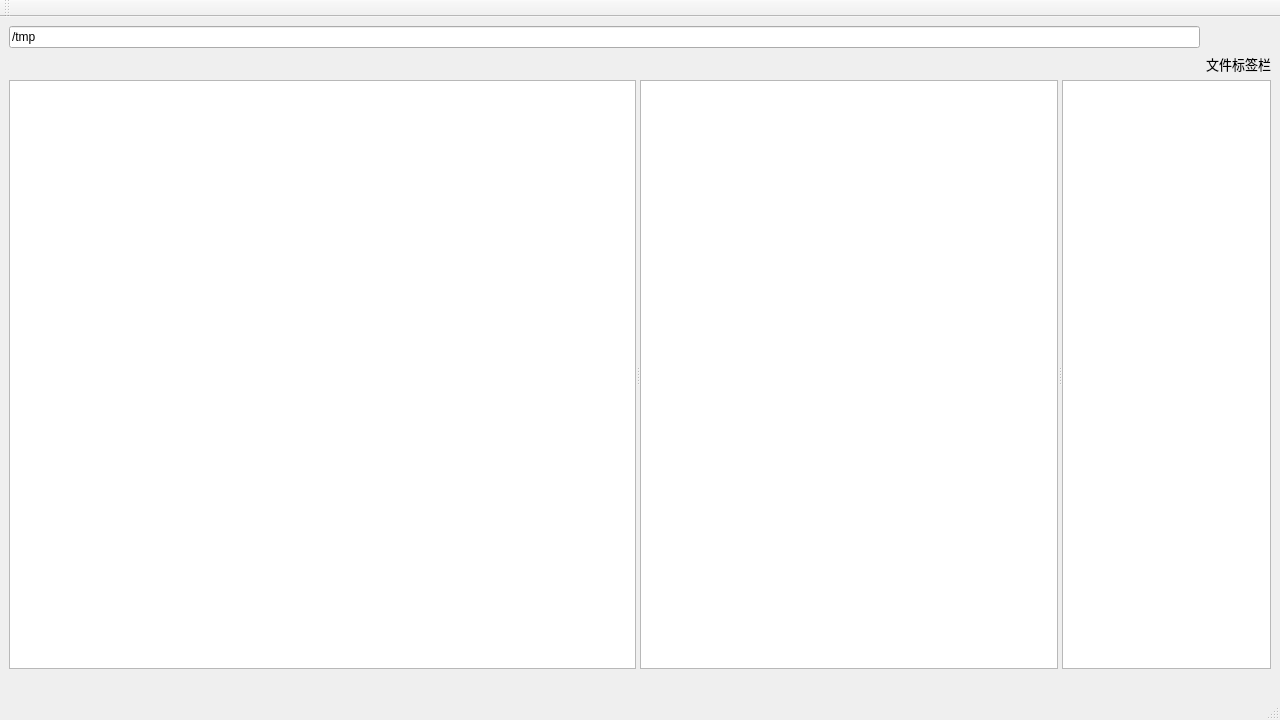
Above: gui/mainwindow/FileM.ui from SUMStudio/FileM before the change. Below: the same form after it.
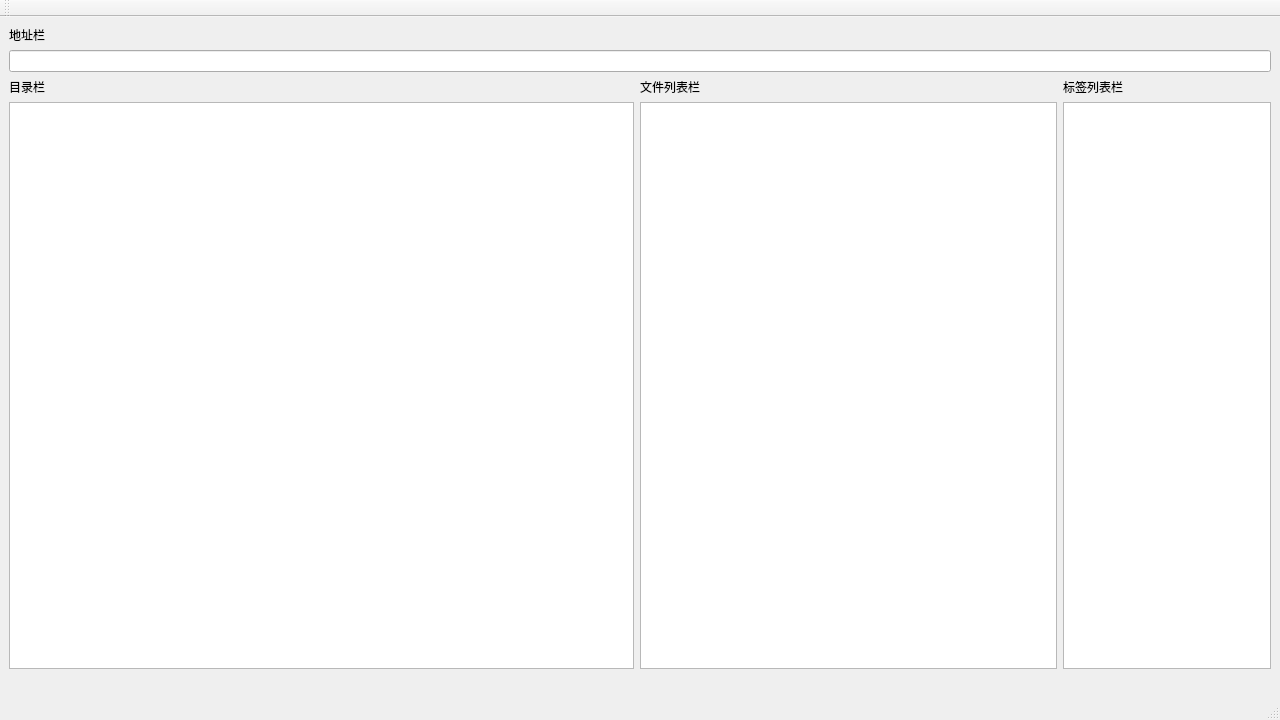
That is the form after the change.

Commit message: 修复历史遗留BUG，新增目录树选中项切换事件，修改界面布局

Patch:
```diff
--- a/gui/mainwindow/FileM.ui
+++ b/gui/mainwindow/FileM.ui
@@ -15,8 +15,19 @@
   </property>
   <widget class="QWidget" name="centralwidget">
    <layout class="QGridLayout" name="gridLayout">
-    <item row="1" column="0">
-     <layout class="QHBoxLayout" name="horizontalLayout"/>
+    <item row="0" column="0">
+     <layout class="QVBoxLayout" name="verticalLayout_2">
+      <item>
+       <widget class="QLabel" name="label">
+        <property name="text">
+         <string>地址栏</string>
+        </property>
+       </widget>
+      </item>
+      <item>
+       <widget class="QLineEdit" name="le_path"/>
+      </item>
+     </layout>
     </item>
     <item row="3" column="0">
      <widget class="QLabel" name="lb_info">
@@ -31,66 +42,24 @@
       </property>
      </widget>
     </item>
-    <item row="1" column="1">
-     <widget class="QLabel" name="lb_sidebar">
+    <item row="2" column="0">
+     <layout class="QHBoxLayout" name="horizontal_main" stretch="6,4,2">
+      <item>
+       <layout class="QVBoxLayout" name="vertical_catalogue">
+        <item>
+         <widget class="QLabel" name="lb_catalogue">
       <property name="sizePolicy">
-       <sizepolicy hsizetype="Fixed" vsizetype="Fixed">
-        <horstretch>0</horstretch>
+           <sizepolicy hsizetype="Preferred" vsizetype="Preferred">
+            <horstretch>6</horstretch>
         <verstretch>0</verstretch>
        </sizepolicy>
       </property>
-      <property name="font">
-       <font>
-        <pointsize>10</pointsize>
-       </font>
-      </property>
-      <property name="frameShadow">
-       <enum>QFrame::Plain</enum>
-      </property>
       <property name="text">
-       <string>文件标签栏</string>
-      </property>
-      <property name="alignment">
-       <set>Qt::AlignBottom|Qt::AlignHCenter</set>
-      </property>
-      <property name="textInteractionFlags">
-       <set>Qt::NoTextInteraction</set>
-      </property>
-     </widget>
-    </item>
-    <item row="0" column="0">
-     <widget class="QLineEdit" name="le_path">
-      <property name="text">
-       <string>/tmp</string>
-      </property>
-     </widget>
-    </item>
-    <item row="2" column="0" colspan="2">
-     <widget class="QSplitter" name="splitter">
-      <property name="sizePolicy">
-       <sizepolicy hsizetype="Expanding" vsizetype="Expanding">
-        <horstretch>12</horstretch>
-        <verstretch>0</verstretch>
-       </sizepolicy>
-      </property>
-      <property name="minimumSize">
-       <size>
-        <width>150</width>
-        <height>150</height>
-       </size>
-      </property>
-      <property name="maximumSize">
-       <size>
-        <width>16777215</width>
-        <height>16777215</height>
-       </size>
-      </property>
-      <property name="orientation">
-       <enum>Qt::Horizontal</enum>
-      </property>
-      <property name="childrenCollapsible">
-       <bool>false</bool>
-      </property>
+           <string>目录栏</string>
+          </property>
+         </widget>
+        </item>
+        <item>
       <widget class="QTreeView" name="tv_catalogue">
        <property name="sizePolicy">
         <sizepolicy hsizetype="Expanding" vsizetype="Expanding">
@@ -101,22 +70,29 @@
        <property name="contextMenuPolicy">
         <enum>Qt::CustomContextMenu</enum>
        </property>
-       <property name="sizeAdjustPolicy">
-        <enum>QAbstractScrollArea::AdjustIgnored</enum>
-       </property>
        <property name="editTriggers">
         <set>QAbstractItemView::NoEditTriggers</set>
        </property>
-       <property name="alternatingRowColors">
-        <bool>true</bool>
-       </property>
-       <attribute name="headerVisible">
-        <bool>true</bool>
-       </attribute>
-       <attribute name="headerHighlightSections">
-        <bool>true</bool>
-       </attribute>
-      </widget>
+         </widget>
+        </item>
+       </layout>
+      </item>
+      <item>
+       <layout class="QVBoxLayout" name="vertical_file">
+        <item>
+         <widget class="QLabel" name="lb_file">
+          <property name="sizePolicy">
+           <sizepolicy hsizetype="Preferred" vsizetype="Preferred">
+            <horstretch>4</horstretch>
+            <verstretch>0</verstretch>
+           </sizepolicy>
+          </property>
+          <property name="text">
+           <string>文件列表栏</string>
+          </property>
+         </widget>
+        </item>
+        <item>
       <widget class="QListView" name="lv_file">
        <property name="sizePolicy">
         <sizepolicy hsizetype="Expanding" vsizetype="Expanding">
@@ -131,6 +107,25 @@
         <set>QAbstractItemView::NoEditTriggers</set>
        </property>
       </widget>
+        </item>
+       </layout>
+      </item>
+      <item>
+       <layout class="QVBoxLayout" name="vertical_label">
+        <item>
+         <widget class="QLabel" name="lb_label">
+          <property name="sizePolicy">
+           <sizepolicy hsizetype="Preferred" vsizetype="Preferred">
+            <horstretch>2</horstretch>
+            <verstretch>0</verstretch>
+           </sizepolicy>
+          </property>
+          <property name="text">
+           <string>标签列表栏</string>
+          </property>
+         </widget>
+        </item>
+        <item>
       <widget class="QListView" name="lv_label">
        <property name="sizePolicy">
         <sizepolicy hsizetype="Expanding" vsizetype="Expanding">
@@ -145,7 +140,10 @@
         <set>QAbstractItemView::NoEditTriggers</set>
        </property>
       </widget>
-     </widget>
+        </item>
+       </layout>
+      </item>
+     </layout>
     </item>
    </layout>
   </widget>
```
Lines whose indentation alone changed are shown as unchanged. The commit also changes 12 other files.
